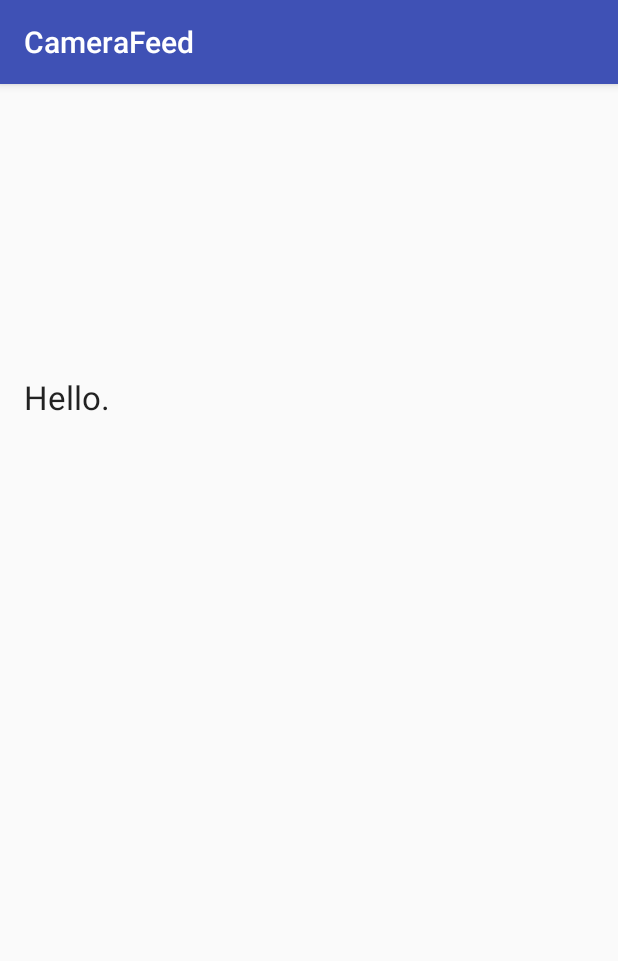
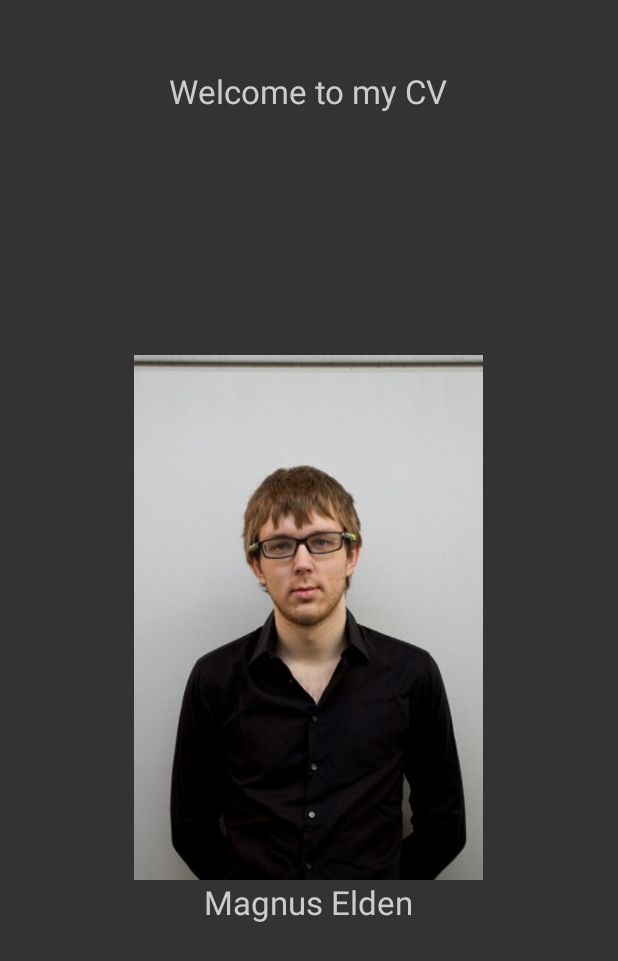
Before and after one commit to NoobsDeSroobs/MobileElectronicCV, an Android app: the screen it shows after launch (MainActivity), on a phone screen of 412 x 824 dp. Shown: the top 961 px of the screen. Run offline under Robolectric (Android 15) with nearby library versions, the phone set to English and light mode, and no system bars.

Commit message:
Finished the hard coded expandable list fragment.

```diff
--- a/app/build.gradle
+++ b/app/build.gradle
@@ -6,7 +6,7 @@ android {
 
     defaultConfig {
         applicationId "com.example.imerso.camerafeed"
-        minSdkVersion 19
+        minSdkVersion 21
         targetSdkVersion 23
         versionCode 1
         versionName "1.0"
--- /dev/null
+++ b/app/src/main/java/com/example/imerso/camerafeed/FrontPageFragment.java
@@ -0,0 +1,27 @@
+package com.example.imerso.camerafeed;
+
+
+import android.os.Bundle;
+import android.app.Fragment;
+import android.view.LayoutInflater;
+import android.view.View;
+import android.view.ViewGroup;
+
+
+public class FrontPageFragment extends Fragment {
+
+
+    public FrontPageFragment() {
+        // Required empty public constructor
+    }
+
+
+    @Override
+    public View onCreateView(LayoutInflater inflater, ViewGroup container,
+                             Bundle savedInstanceState) {
+        // Inflate the layout for this fragment
+        return inflater.inflate(R.layout.fragment_frontpage, container, false);
+    }
+
+
+}
--- a/app/src/main/java/com/example/imerso/camerafeed/MainActivity.java
+++ b/app/src/main/java/com/example/imerso/camerafeed/MainActivity.java
@@ -1,16 +1,21 @@
 package com.example.imerso.camerafeed;
 
-import android.content.Intent;
+import android.app.Activity;
+import android.app.FragmentManager;
+import android.app.FragmentTransaction;
+import android.os.Bundle;
+import android.support.v4.app.FragmentActivity;
 import android.support.v7.app.AppCompatActivity;
-import android.os.Bundle;
 import android.view.GestureDetector;
 import android.view.MotionEvent;
 import android.widget.TextView;
 
-public class MainActivity extends AppCompatActivity implements GestureDetector.OnDoubleTapListener, GestureDetector.OnGestureListener{
+public class MainActivity extends FragmentActivity implements GestureDetector.OnDoubleTapListener, GestureDetector.OnGestureListener{
 
-    TextView GestureInformer;
     GestureDetector GestDetect;
+    FragmentManager fm;
+    CollapsableCV CCV = new CollapsableCV();
+    FrontPageFragment FPF = new FrontPageFragment();
 
     private OpenGLActivity mGLView;
 
@@ -18,65 +23,76 @@ public class MainActivity extends AppCompatActivity implements GestureDetector.O
     protected void onCreate(Bundle savedInstanceState) {
         super.onCreate(savedInstanceState);
         setContentView(R.layout.activity_main);
-        GestureInformer = (TextView)findViewById(R.id.GestureInformer);
         GestDetect = new GestureDetector(this, this);
+        fm = getFragmentManager();
+
+
     }
 
+    @Override
+    protected void onStart() {
+        super.onStart();
+        FragmentTransaction ft = fm.beginTransaction();
 
-    //////////////// Begin Gestures ////////////////
+        ft.replace(R.id.ReplaceFragment, FPF);
+        ft.commit();
+    }
+
+//////////////// Begin Gestures ////////////////
 
             @Override
     public boolean onSingleTapConfirmed(MotionEvent e) {
-            GestureInformer.setText("onSingleTapConfirmed");
+            //GestureInformer.setText("onSingleTapConfirmed");
             return false;
         }
 
     @Override
     public boolean onDoubleTap(MotionEvent e) {
-            GestureInformer.setText("onDoubleTap");
+           // GestureInformer.setText("onDoubleTap");
             return false;
         }
 
     @Override
     public boolean onDoubleTapEvent(MotionEvent e) {
-            GestureInformer.setText("onDoubleTapEvent");
+            //GestureInformer.setText("onDoubleTapEvent");
             return false;
         }
 
     @Override
     public boolean onDown(MotionEvent e) {
-            GestureInformer.setText("onDown");
+            //GestureInformer.setText("onDown");
             return false;
         }
 
     @Override
     public void onShowPress(MotionEvent e) {
-            GestureInformer.setText("onShowPress");
+            //GestureInformer.setText("onShowPress");
         }
 
     @Override
     public boolean onSingleTapUp(MotionEvent e) {
-            GestureInformer.setText("onSingleTapUp");
+            //GestureInformer.setText("onSingleTapUp");
             return false;
         }
 
     @Override
     public boolean onScroll(MotionEvent e1, MotionEvent e2, float distanceX, float distanceY) {
-            GestureInformer.setText("onScroll");
+            //GestureInformer.setText("onScroll");
             return false;
         }
 
     @Override
     public void onLongPress(MotionEvent e) {
-            GestureInformer.setText("onLongPress");
+            //GestureInformer.setText("onLongPress");
+        FragmentTransaction ft = fm.beginTransaction();
+        ft.replace(R.id.ReplaceFragment, CCV);
+        ft.commit();
         //Change Activity
-        mGLView = new OpenGLActivity(this);
-        setContentView(mGLView);
     }
 
     @Override
     public boolean onFling(MotionEvent e1, MotionEvent e2, float velocityX, float velocityY) {
-            GestureInformer.setText("onFling");
+            ///GestureInformer.setText("onFling");
             return false;
         }
 
--- a/app/src/main/res/layout/activity_main.xml
+++ b/app/src/main/res/layout/activity_main.xml
@@ -1,22 +1,20 @@
 <?xml version="1.0" encoding="utf-8"?>
-<RelativeLayout xmlns:android="http://schemas.android.com/apk/res/android"
+<LinearLayout xmlns:android="http://schemas.android.com/apk/res/android"
     xmlns:tools="http://schemas.android.com/tools"
     android:layout_width="match_parent"
     android:layout_height="match_parent"
-    android:paddingBottom="@dimen/activity_vertical_margin"
-    android:paddingLeft="@dimen/activity_horizontal_margin"
-    android:paddingRight="@dimen/activity_horizontal_margin"
-    android:paddingTop="@dimen/activity_vertical_margin"
-    tools:context="com.example.imerso.camerafeed.MainActivity">
+    android:orientation="vertical"
+    android:paddingBottom="0dp"
+    android:paddingLeft="0dp"
+    android:paddingRight="0dp"
+    android:paddingTop="0dp"
+    tools:context="com.example.imerso.camerafeed.MainActivity"
+    android:background="#333333">
 
-    <TextView
-        android:layout_width="wrap_content"
-        android:layout_height="wrap_content"
-        android:textAppearance="?android:attr/textAppearanceLarge"
-        android:text="Hello."
-        android:id="@+id/GestureInformer"
-        android:layout_alignParentTop="false"
-        android:layout_alignParentStart="false"
-        android:layout_marginTop="178dp"
-        android:height="50dp" />
-</RelativeLayout>
+
+    <FrameLayout
+        android:layout_width="fill_parent"
+        android:layout_height="fill_parent"
+        android:id="@+id/ReplaceFragment"
+        android:layout_alignParentTop="true"></FrameLayout>
+</LinearLayout>
--- /dev/null
+++ b/app/src/main/res/layout/fragment_frontpage.xml
@@ -0,0 +1,41 @@
+<RelativeLayout xmlns:android="http://schemas.android.com/apk/res/android"
+    xmlns:tools="http://schemas.android.com/tools" android:layout_width="match_parent"
+    android:layout_height="match_parent"
+    tools:context="com.example.imerso.camerafeed.FrontPageFragment"
+    android:orientation="vertical"
+    android:background="#333333"
+    android:layout_weight="1">
+
+
+    <TextView
+        android:layout_width="wrap_content"
+        android:layout_height="wrap_content"
+        android:textAppearance="?android:attr/textAppearanceLarge"
+        android:text="Welcome to my CV"
+        android:id="@+id/textView2"
+        android:layout_gravity="center_horizontal"
+        android:layout_alignParentTop="true"
+        android:layout_centerHorizontal="true"
+        android:layout_marginTop="46dp" />
+
+    <ImageView
+        android:layout_width="wrap_content"
+        android:layout_height="350dp"
+        android:layout_weight="16"
+        android:id="@+id/imageView"
+        android:layout_gravity="center"
+        android:src="@drawable/magnus"
+        android:layout_alignWithParentIfMissing="false"
+        android:layout_centerVertical="true"
+        android:layout_centerHorizontal="true" />
+
+    <TextView
+        android:layout_width="wrap_content"
+        android:layout_height="wrap_content"
+        android:textAppearance="?android:attr/textAppearanceLarge"
+        android:text="Magnus Elden"
+        android:id="@+id/textView3"
+        android:layout_gravity="center_horizontal"
+        android:layout_below="@+id/imageView"
+        android:layout_centerHorizontal="true" />
+</RelativeLayout>
--- /dev/null
+++ b/app/src/main/res/values/arrays.xml
@@ -0,0 +1,77 @@
+<?xml version="1.0" encoding="utf-8"?>
+<resources>
+    <string-array name="BasicInfo">
+        <item>Name: Magnus Elden</item>
+        <item>Address: Rolf E. Stenersens allé 20, 0858 Oslo, Norway</item>
+        <item>Email: magnus_elden@hotmail.com</item>
+        <item>Mobile: +47 98842843</item>
+    </string-array>
+
+    <string-array name="PersonalInfo">
+        <item>Age: 25</item>
+        <item>Sex: Male</item>
+        <item>Marital Status: Single</item>
+        <item>Sex appeal: Godlike</item>
+    </string-array>
+
+    <string-array name="Achievements">
+        <item>Helped found my own company IMERSO</item>
+        <item>Built a game engine using C++ and OpenGL</item>
+        <item>Got four degrees from university level.</item>
+    </string-array>
+
+    <string-array name="Education">
+        <item>Elementary school: Nidarvoll Skole</item>
+        <item>Junior high: Hommelvik Ungdomskole</item>
+        <item>Highschool: Malvik Videregående Skole</item>
+        <item>University: University of Oslo</item>
+        <item>University: 城西国際大学</item>
+        <item>University: 関西学院大学</item>
+    </string-array>
+
+    <string-array name="WorkExperience">
+        <item>Customer something: Telehuset AS</item>
+        <item>CTO: IMERSO</item>
+    </string-array>
+
+    <string-array name="Skills">
+        <item>C++</item>
+        <item>Java</item>
+        <item>C</item>
+        <item>Unreal Engine 4</item>
+        <item>OpenGL</item>
+        <item>Android</item>
+        <item>Assembly</item>
+        <item>Networking</item>
+    </string-array>
+
+    <string-array name="Interests">
+        <item>Cooking</item>
+        <item>Learning</item>
+        <item>Traveling</item>
+        <item>Gaming</item>
+        <item>Anime</item>
+        <item>Discussions</item>
+        <item>Climbing</item>
+        <item>Eating</item>
+        <item>Seeking challenges</item>
+    </string-array>
+
+    <string-array name="Languages">
+        <item>Norwegian: Mother tongue</item>
+        <item>English: Full professional proficiency</item>
+        <item>Japanese: Fluent</item>
+        <item>Dutch: Elementary</item>
+    </string-array>
+
+    <string-array name="CVFields">
+        <item>Basic Info</item>
+        <item>Personal info</item>
+        <item>Achievements</item>
+        <item>Education</item>
+        <item>Work Experience</item>
+        <item>Skills</item>
+        <item>Languages</item>
+        <item>Hobbies/Interests</item>
+    </string-array>
+</resources>
--- a/app/src/main/res/values/styles.xml
+++ b/app/src/main/res/values/styles.xml
@@ -1,11 +1,12 @@
 <resources>
 
     <!-- Base application theme. -->
-    <style name="AppTheme" parent="Theme.AppCompat.Light.DarkActionBar">
+    <style name="AppTheme" parent="Base.Theme.AppCompat.Light.DarkActionBar">
         <!-- Customize your theme here. -->
         <item name="colorPrimary">@color/colorPrimary</item>
         <item name="colorPrimaryDark">@color/colorPrimaryDark</item>
         <item name="colorAccent">@color/colorAccent</item>
+        <item name="android:textColor">#cccccc</item>
     </style>
 
 </resources>
```
Also changed, not shown: app/src/main/java/com/example/imerso/camerafeed/CollapsableCV.java (added, +99 -0 lines), app/src/main/java/com/example/imerso/camerafeed/ExpandableListAdapter.java (added, +107 -0 lines), app/src/main/res/drawable/buttonroundedstyle.xml (added, +24 -0 lines), app/src/main/res/layout/fragment_collapsable_cv.xml (added, +42 -0 lines), app/src/main/res/layout/list_group.xml (added, +20 -0 lines), app/src/main/res/layout/list_item.xml (added, +16 -0 lines), app/src/main/res/xml/preferences.xml (added, +19 -0 lines), app/src/main/res/drawable/magnus.jpg (added), app/src/main/res/drawable/minusicon.png (added), app/src/main/res/drawable/plusicon.png (added), 2 other files.
